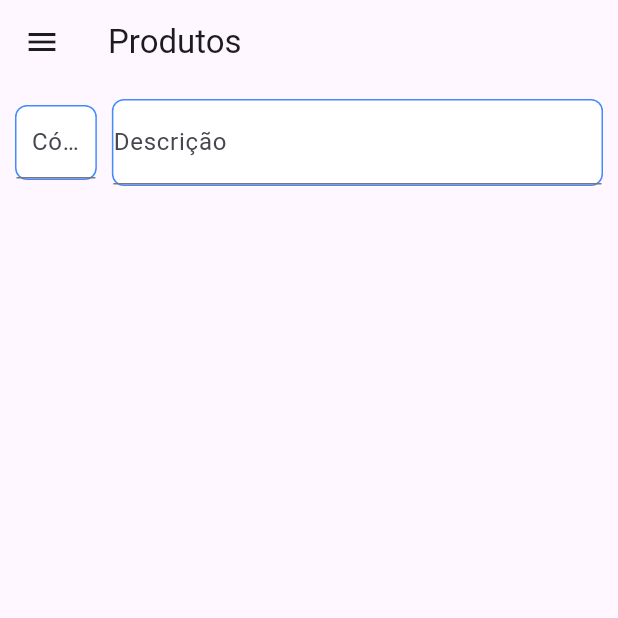
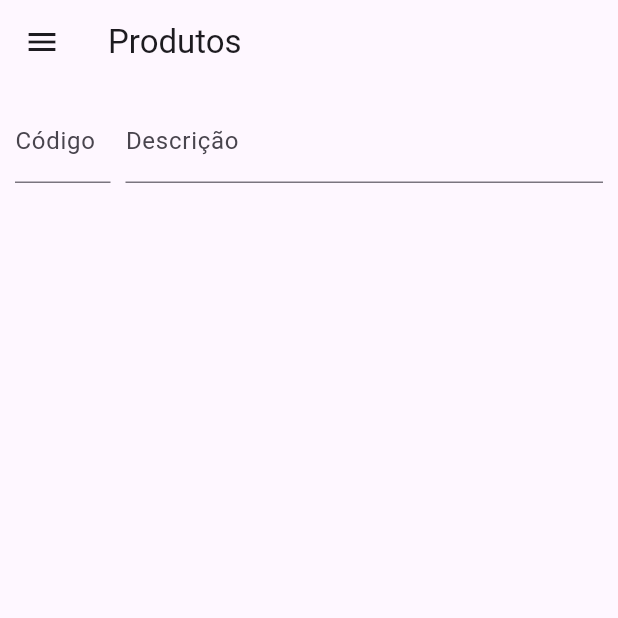
Before and after one commit to jcsoares22/projetoCustoOriginal, a Flutter app: the Produtos screen opened by its route, on a phone screen of 412 x 824 dp, the top half of it. Run offline on Flutter 3.47's test engine with Material 3 defaults, Android fonts, the phone set to English and light mode, and no system bars; our stand-ins replace font_awesome_flutter.

Commit message:
commit
aJUSTANDO A TELA

```diff
--- a/lib/pages/produtos.dart
+++ b/lib/pages/produtos.dart
@@ -1,6 +1,6 @@
 import 'package:projetocusto/components/app_drawer.dart';
+import 'package:projetocusto/components/buttons.dart';
 import 'package:flutter/material.dart';
-import 'package:projetocusto/components/box_deracation.dart';
 
 class Produtos extends StatefulWidget {
   const Produtos({super.key});
@@ -12,7 +12,6 @@ class Produtos extends StatefulWidget {
 class _ProdutosState extends State<Produtos> {
   final _codigoController = TextEditingController();
   final _descricaoController = TextEditingController();
-  final _decoracao = BoxDeracation().decoracao;
 
   @override
   void dispose() {
@@ -28,20 +27,18 @@ class _ProdutosState extends State<Produtos> {
         title: const Text('Produtos'),
       ),
       drawer: const AppDrawer(),
+      body: Scaffold(
         body: Padding(
           padding: const EdgeInsets.all(10.0),
-        child: Row(
+          child: ListView(
+            children: <Widget>[
+              Row(
                 children: <Widget>[
                   Expanded(
                     flex: 2,
-              child: Container(
-                decoration: _decoracao,
                     child: TextFormField(
                       controller: _codigoController,
-                  decoration: const InputDecoration(
-                    labelText: 'Código',
-                    contentPadding: EdgeInsets.symmetric(horizontal: 10),
-                  ),
+                      decoration: const InputDecoration(labelText: 'Código'),
                       validator: (value) {
                         if (value == null || value.isEmpty) {
                           return 'Por favor, insira o código';
@@ -50,12 +47,9 @@ class _ProdutosState extends State<Produtos> {
                       },
                     ),
                   ),
-            ),
                   SizedBox(width: 10), // Espaço entre os campos
                   Expanded(
-              flex: 12,
-              child: Container(
-                decoration: _decoracao,
+                    flex: 10,
                     child: TextFormField(
                       controller: _descricaoController,
                       decoration: const InputDecoration(labelText: 'Descrição'),
@@ -67,8 +61,11 @@ class _ProdutosState extends State<Produtos> {
                       },
                     ),
                   ),
+                ],
               ),
+              SizedBox(height: 10), // Espaço entre as linhas de formulário
             ],
+          ),
         ),
       ),
     );
```
Lines whose indentation alone changed are shown as unchanged.
